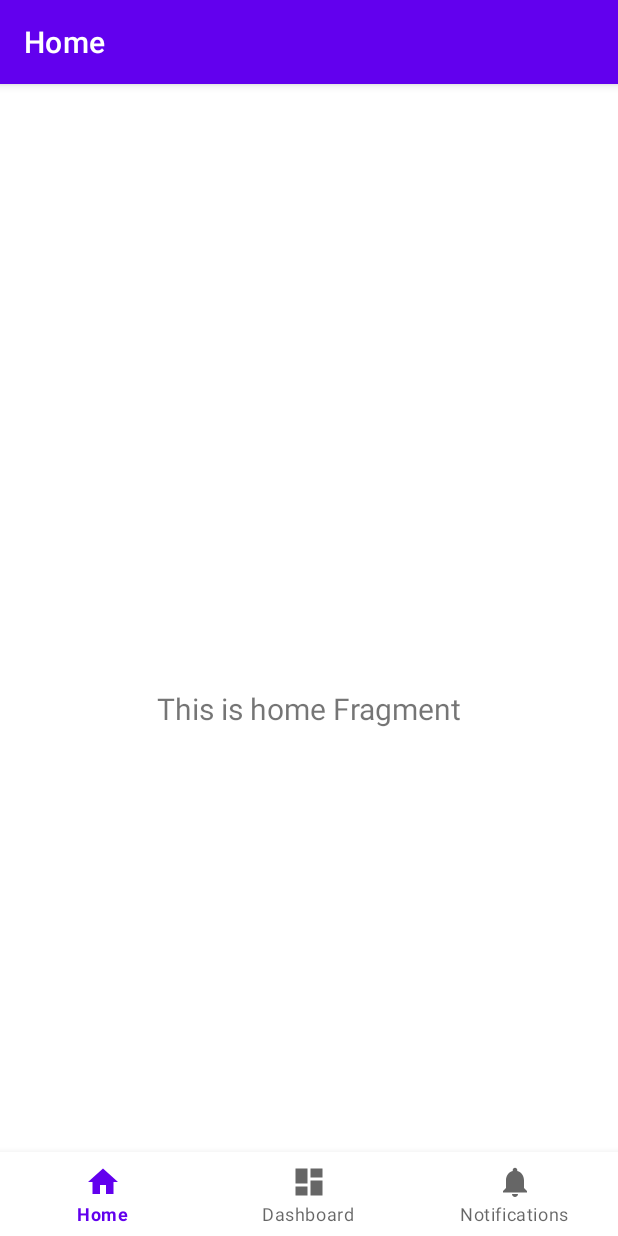
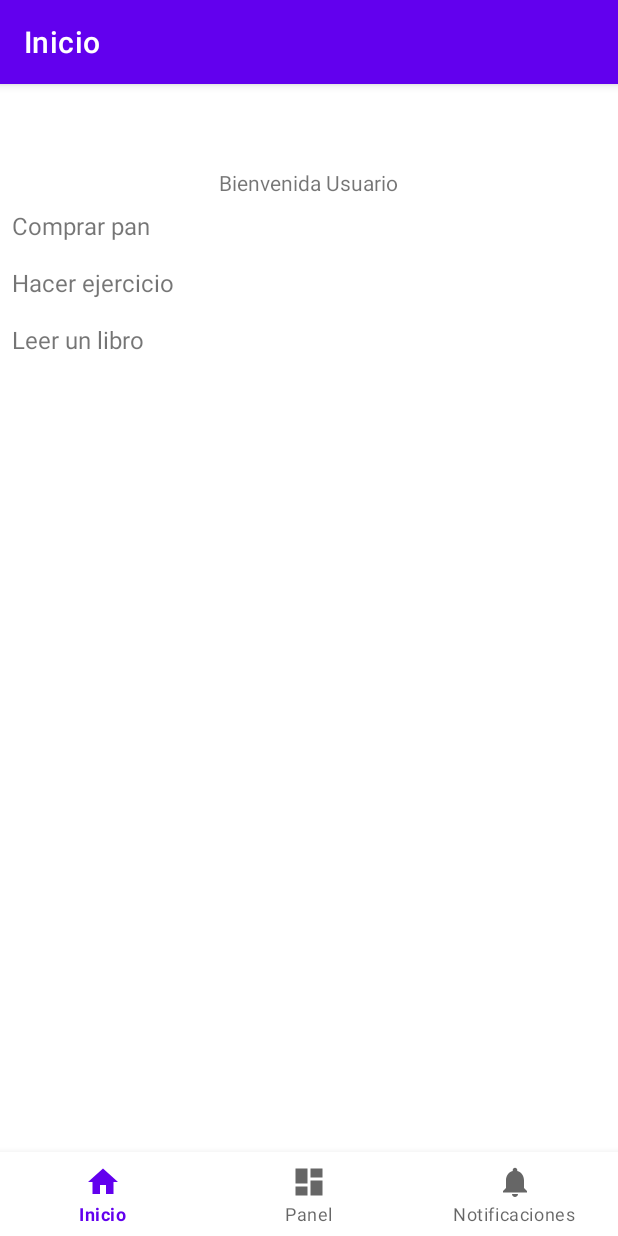
Before and after one commit to emontesadraz/OrganizeMe, an Android app: the screen it shows after launch (MainActivity), on a phone screen of 412 x 824 dp. Run offline under Robolectric (Android 15) with nearby library versions, the phone set to English and light mode, and no system bars; our stand-ins replace navigation-ui.

Commit message:
Dando forma a pestaña Home

```diff
--- a/app/build.gradle.kts
+++ b/app/build.gradle.kts
@@ -5,12 +5,12 @@ plugins {
 
 android {
     namespace = "com.example.organizemeofficial"
-    compileSdk = 34
+    compileSdk = 35
 
     defaultConfig {
         applicationId = "com.example.organizemeofficial"
         minSdk = 24
-        targetSdk = 34
+        targetSdk = 35
         versionCode = 1
         versionName = "1.0"
 
@@ -39,7 +39,7 @@ android {
 }
 
 dependencies {
-
+    implementation("androidx.recyclerview:recyclerview:1.3.0")
     implementation(libs.androidx.core.ktx)
     implementation(libs.androidx.appcompat)
     implementation(libs.material)
@@ -48,6 +48,7 @@ dependencies {
     implementation(libs.androidx.lifecycle.viewmodel.ktx)
     implementation(libs.androidx.navigation.fragment.ktx)
     implementation(libs.androidx.navigation.ui.ktx)
+    implementation(libs.transportation.driver)
     testImplementation(libs.junit)
     androidTestImplementation(libs.androidx.junit)
     androidTestImplementation(libs.androidx.espresso.core)
--- /dev/null
+++ b/app/src/main/java/com/example/organizemeofficial/task/TaskClass.kt
@@ -0,0 +1,3 @@
+package com.example.organizemeofficial.ui.home
+
+data class Task(val name: String, val isCompleted: Boolean)
--- a/app/src/main/java/com/example/organizemeofficial/ui/home/HomeFragment.kt
+++ b/app/src/main/java/com/example/organizemeofficial/ui/home/HomeFragment.kt
@@ -1,5 +1,8 @@
 package com.example.organizemeofficial.ui.home
 
+import android.content.Context
+import androidx.recyclerview.widget.RecyclerView
+import androidx.recyclerview.widget.LinearLayoutManager
 import android.os.Bundle
 import android.view.LayoutInflater
 import android.view.View
@@ -12,9 +15,6 @@ import com.example.organizemeofficial.databinding.FragmentHomeBinding
 class HomeFragment : Fragment() {
 
     private var _binding: FragmentHomeBinding? = null
-
-    // This property is only valid between onCreateView and
-    // onDestroyView.
     private val binding get() = _binding!!
 
     override fun onCreateView(
@@ -28,10 +28,22 @@ class HomeFragment : Fragment() {
         _binding = FragmentHomeBinding.inflate(inflater, container, false)
         val root: View = binding.root
 
-        val textView: TextView = binding.textHome
-        homeViewModel.text.observe(viewLifecycleOwner) {
-            textView.text = it
+        // Configura el mensaje de bienvenida
+        val textViewWelcome: TextView = binding.textWelcome
+        val sharedPref = activity?.getPreferences(Context.MODE_PRIVATE)
+        val userName = sharedPref?.getString("username", "Usuario")
+        textViewWelcome.text = "Bienvenida $userName"
+
+        // Configura la lista de tareas
+        val recyclerTasks = binding.recyclerTasks
+        recyclerTasks.layoutManager = LinearLayoutManager(requireContext())
+
+        // Recupera las tareas desde el ViewModel
+        homeViewModel.tasks.observe(viewLifecycleOwner) { tasks ->
+            val adapter = TaskAdapter(tasks)
+            recyclerTasks.adapter = adapter
         }
+
         return root
     }
 
--- a/app/src/main/java/com/example/organizemeofficial/ui/home/HomeViewModel.kt
+++ b/app/src/main/java/com/example/organizemeofficial/ui/home/HomeViewModel.kt
@@ -6,8 +6,19 @@ import androidx.lifecycle.ViewModel
 
 class HomeViewModel : ViewModel() {
 
+    // Texto del mensaje de bienvenida
     private val _text = MutableLiveData<String>().apply {
-        value = "This is home Fragment"
+        value = "Bienvenida a tu app"
     }
     val text: LiveData<String> = _text
+
+    // Lista de tareas completadas
+    private val _tasks = MutableLiveData<List<Task>>().apply {
+        value = listOf(
+            Task("Comprar pan", true),
+            Task("Hacer ejercicio", true),
+            Task("Leer un libro", true)
+        )
+    }
+    val tasks: LiveData<List<Task>> = _tasks
 }
--- /dev/null
+++ b/app/src/main/java/com/example/organizemeofficial/ui/home/TaskAdapter.kt
@@ -0,0 +1,27 @@
+package com.example.organizemeofficial.ui.home
+
+import android.view.LayoutInflater
+import android.view.View
+import android.view.ViewGroup
+import android.widget.TextView
+import androidx.recyclerview.widget.RecyclerView
+import com.example.organizemeofficial.R
+class TaskAdapter(private val tasks: List<Task>) : RecyclerView.Adapter<TaskAdapter.TaskViewHolder>() {
+
+    class TaskViewHolder(view: View) : RecyclerView.ViewHolder(view) {
+        val taskName: TextView = view.findViewById(R.id.task_name)
+    }
+
+    override fun onCreateViewHolder(parent: ViewGroup, viewType: Int): TaskViewHolder {
+        val view = LayoutInflater.from(parent.context)
+            .inflate(R.layout.item_task, parent, false)
+        return TaskViewHolder(view)
+    }
+
+    override fun onBindViewHolder(holder: TaskViewHolder, position: Int) {
+        val task = tasks[position]
+        holder.taskName.text = task.name
+    }
+
+    override fun getItemCount(): Int = tasks.size
+}
--- a/app/src/main/res/layout/fragment_home.xml
+++ b/app/src/main/res/layout/fragment_home.xml
@@ -1,22 +1,19 @@
-<?xml version="1.0" encoding="utf-8"?>
-<androidx.constraintlayout.widget.ConstraintLayout xmlns:android="http://schemas.android.com/apk/res/android"
-    xmlns:app="http://schemas.android.com/apk/res-auto"
-    xmlns:tools="http://schemas.android.com/tools"
+<LinearLayout xmlns:android="http://schemas.android.com/apk/res/android"
     android:layout_width="match_parent"
     android:layout_height="match_parent"
-    tools:context=".ui.home.HomeFragment">
+    android:orientation="vertical"
+    android:background="@android:color/white"
+    android:gravity="center">
 
     <TextView
-        android:id="@+id/text_home"
+        android:id="@+id/textWelcome"
+        android:layout_width="wrap_content"
+        android:layout_height="wrap_content"
+        android:text="Esteban"
+        android:textAlignment="center" />
+
+    <androidx.recyclerview.widget.RecyclerView
+        android:id="@+id/recyclerTasks"
         android:layout_width="match_parent"
-        android:layout_height="wrap_content"
-        android:layout_marginStart="8dp"
-        android:layout_marginTop="8dp"
-        android:layout_marginEnd="8dp"
-        android:textAlignment="center"
-        android:textSize="20sp"
-        app:layout_constraintBottom_toBottomOf="parent"
-        app:layout_constraintEnd_toEndOf="parent"
-        app:layout_constraintStart_toStartOf="parent"
-        app:layout_constraintTop_toTopOf="parent" />
-</androidx.constraintlayout.widget.ConstraintLayout>
+        android:layout_height="match_parent" />
+</LinearLayout>
--- /dev/null
+++ b/app/src/main/res/layout/item_task.xml
@@ -0,0 +1,7 @@
+<TextView
+    xmlns:android="http://schemas.android.com/apk/res/android"
+    android:id="@+id/task_name"
+    android:layout_width="match_parent"
+    android:layout_height="wrap_content"
+    android:padding="8dp"
+    android:textSize="16sp" />
--- a/app/src/main/res/menu/bottom_nav_menu.xml
+++ b/app/src/main/res/menu/bottom_nav_menu.xml
@@ -4,7 +4,7 @@
     <item
         android:id="@+id/navigation_home"
         android:icon="@drawable/ic_home_black_24dp"
-        android:title="@string/title_home" />
+        android:title="Inicio" />
 
     <item
         android:id="@+id/navigation_dashboard"
--- a/app/src/main/res/values/strings.xml
+++ b/app/src/main/res/values/strings.xml
@@ -1,6 +1,6 @@
 <resources>
-    <string name="app_name">OrganizeMeOfficial</string>
-    <string name="title_home">Home</string>
-    <string name="title_dashboard">Dashboard</string>
-    <string name="title_notifications">Notifications</string>
+    <string name="app_name">Organize Me</string>
+    <string name="title_home">Inicio</string>
+    <string name="title_dashboard">Panel</string>
+    <string name="title_notifications">Notificaciones</string>
 </resources>
--- a/gradle/libs.versions.toml
+++ b/gradle/libs.versions.toml
@@ -12,6 +12,8 @@ lifecycleLivedataKtx = "2.8.7"
 lifecycleViewmodelKtx = "2.8.7"
 navigationFragmentKtx = "2.6.0"
 navigationUiKtx = "2.6.0"
+recyclerview = "1.3.2"
+transportationDriver = "6.0.0"
 
 [libraries]
 androidx-core-ktx = { group = "androidx.core", name = "core-ktx", version.ref = "coreKtx" }
@@ -25,6 +27,8 @@ androidx-lifecycle-livedata-ktx = { group = "androidx.lifecycle", name = "lifecy
 androidx-lifecycle-viewmodel-ktx = { group = "androidx.lifecycle", name = "lifecycle-viewmodel-ktx", version.ref = "lifecycleViewmodelKtx" }
 androidx-navigation-fragment-ktx = { group = "androidx.navigation", name = "navigation-fragment-ktx", version.ref = "navigationFragmentKtx" }
 androidx-navigation-ui-ktx = { group = "androidx.navigation", name = "navigation-ui-ktx", version.ref = "navigationUiKtx" }
+androidx-recyclerview = { group = "androidx.recyclerview", name = "recyclerview", version.ref = "recyclerview" }
+transportation-driver = { group = "com.google.android.libraries.mapsplatform.transportation", name = "transportation-driver", version.ref = "transportationDriver" }
 
 [plugins]
 android-application = { id = "com.android.application", version.ref = "agp" }
```
